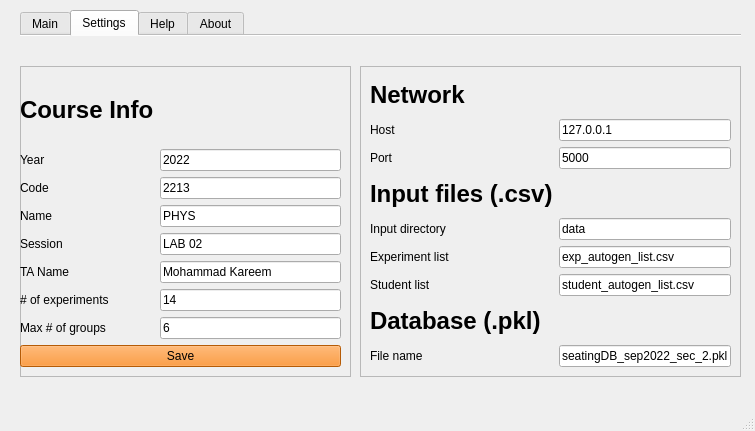
This is YorkULabSeating.ui in tdgskinner/yorku-phys-lab-seating as Qt 5 draws it before an edit. The edited form follows.
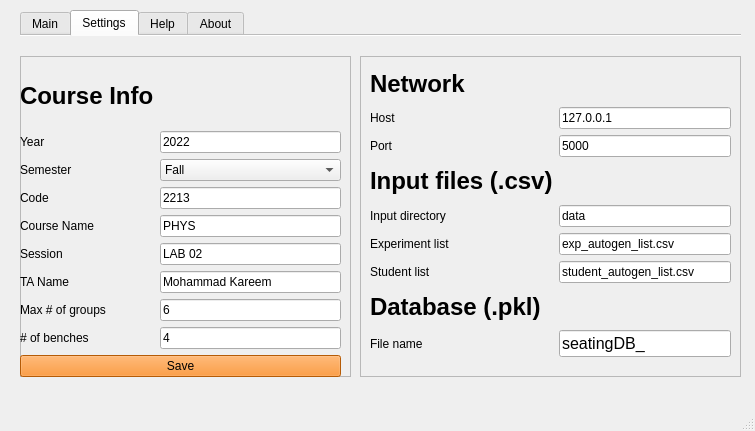
This is the edited form. The open tabs and pages were chosen to show the change. Icons and pictures are not drawn.

What changed in the file:
```diff
--- a/YorkULabSeating.ui
+++ b/YorkULabSeating.ui
@@ -293,9 +293,9 @@
       <property name="geometry">
        <rect>
         <x>0</x>
-        <y>30</y>
+        <y>20</y>
         <width>331</width>
-        <height>311</height>
+        <height>321</height>
        </rect>
       </property>
       <property name="frameShape">
@@ -304,32 +304,42 @@
       <property name="frameShadow">
        <enum>QFrame::Raised</enum>
       </property>
-      <widget class="QWidget" name="">
+      <widget class="QWidget" name="layoutWidget">
        <property name="geometry">
         <rect>
          <x>0</x>
          <y>10</y>
          <width>321</width>
-         <height>291</height>
+         <height>311</height>
         </rect>
        </property>
        <layout class="QGridLayout" name="gridLayout">
-        <item row="0" column="0">
-         <widget class="QLabel" name="label_27">
-          <property name="font">
-           <font>
-            <pointsize>18</pointsize>
-            <weight>75</weight>
-            <bold>true</bold>
-           </font>
+        <item row="10" column="0" colspan="2">
+         <widget class="QPushButton" name="pushButton_save_settings">
+          <property name="styleSheet">
+           <string notr="true">background-color: rgb(253, 128, 8);</string>
           </property>
           <property name="text">
-           <string>Course Info</string>
+           <string>Save</string>
           </property>
          </widget>
         </item>
-        <item row="1" column="0">
-         <widget class="QLabel" name="label_28">
+        <item row="8" column="1">
+         <widget class="QLineEdit" name="lineEdit_ngroups">
+          <property name="text">
+           <string>6</string>
+          </property>
+         </widget>
+        </item>
+        <item row="8" column="0">
+         <widget class="QLabel" name="label_35">
+          <property name="text">
+           <string>Max # of groups</string>
+          </property>
+         </widget>
+        </item>
+        <item row="6" column="0">
+         <widget class="QLabel" name="label_33">
           <property name="font">
            <font>
             <weight>50</weight>
@@ -337,7 +347,7 @@
            </font>
           </property>
           <property name="text">
-           <string>Year</string>
+           <string>TA Name</string>
           </property>
          </widget>
         </item>
@@ -354,33 +364,7 @@
           </property>
          </widget>
         </item>
-        <item row="2" column="0">
-         <widget class="QLabel" name="label_29">
-          <property name="font">
-           <font>
-            <weight>50</weight>
-            <bold>false</bold>
-           </font>
-          </property>
-          <property name="text">
-           <string>Code</string>
-          </property>
-         </widget>
-        </item>
-        <item row="2" column="1">
-         <widget class="QLineEdit" name="lineEdit_code">
-          <property name="font">
-           <font>
-            <weight>50</weight>
-            <bold>false</bold>
-           </font>
-          </property>
-          <property name="text">
-           <string>2213</string>
-          </property>
-         </widget>
-        </item>
-        <item row="3" column="0">
+        <item row="4" column="0">
          <widget class="QLabel" name="label_31">
           <property name="font">
            <font>
@@ -389,18 +373,45 @@
            </font>
           </property>
           <property name="text">
-           <string>Name</string>
+           <string>Course Name</string>
+          </property>
+         </widget>
+        </item>
+        <item row="5" column="1">
+         <widget class="QLineEdit" name="lineEdit_session">
+          <property name="text">
+           <string>LAB 02</string>
           </property>
          </widget>
         </item>
         <item row="3" column="1">
+         <widget class="QLineEdit" name="lineEdit_code">
+          <property name="font">
+           <font>
+            <weight>50</weight>
+            <bold>false</bold>
+           </font>
+          </property>
+          <property name="text">
+           <string>2213</string>
+          </property>
+         </widget>
+        </item>
+        <item row="6" column="1">
+         <widget class="QLineEdit" name="lineEdit_ta">
+          <property name="text">
+           <string>Mohammad Kareem</string>
+          </property>
+         </widget>
+        </item>
+        <item row="4" column="1">
          <widget class="QLineEdit" name="lineEdit_coursename">
           <property name="text">
            <string>PHYS</string>
           </property>
          </widget>
         </item>
-        <item row="4" column="0">
+        <item row="5" column="0">
          <widget class="QLabel" name="label_32">
           <property name="font">
            <font>
@@ -413,15 +424,8 @@
           </property>
          </widget>
         </item>
-        <item row="4" column="1">
-         <widget class="QLineEdit" name="lineEdit_session">
-          <property name="text">
-           <string>LAB 02</string>
-          </property>
-         </widget>
-        </item>
-        <item row="5" column="0">
-         <widget class="QLabel" name="label_33">
+        <item row="3" column="0">
+         <widget class="QLabel" name="label_29">
           <property name="font">
            <font>
             <weight>50</weight>
@@ -429,52 +433,74 @@
            </font>
           </property>
           <property name="text">
-           <string>TA Name</string>
+           <string>Code</string>
           </property>
          </widget>
         </item>
-        <item row="5" column="1">
-         <widget class="QLineEdit" name="lineEdit_ta">
+        <item row="0" column="0">
+         <widget class="QLabel" name="label_27">
+          <property name="font">
+           <font>
+            <pointsize>18</pointsize>
+            <weight>75</weight>
+            <bold>true</bold>
+           </font>
+          </property>
           <property name="text">
-           <string>Mohammad Kareem</string>
+           <string>Course Info</string>
           </property>
          </widget>
         </item>
-        <item row="6" column="0">
+        <item row="2" column="1">
+         <widget class="QComboBox" name="comboBox_semester">
+          <item>
+           <property name="text">
+            <string>Fall</string>
+           </property>
+          </item>
+          <item>
+           <property name="text">
+            <string>Winter</string>
+           </property>
+          </item>
+          <item>
+           <property name="text">
+            <string>Summer</string>
+           </property>
+          </item>
+         </widget>
+        </item>
+        <item row="2" column="0">
          <widget class="QLabel" name="label_34">
           <property name="text">
-           <string># of experiments</string>
+           <string>Semester</string>
           </property>
          </widget>
         </item>
-        <item row="6" column="1">
-         <widget class="QLineEdit" name="lineEdit_26">
-          <property name="text">
-           <string>14</string>
+        <item row="1" column="0">
+         <widget class="QLabel" name="label_28">
+          <property name="font">
+           <font>
+            <weight>50</weight>
+            <bold>false</bold>
+           </font>
           </property>
-         </widget>
-        </item>
-        <item row="7" column="0">
-         <widget class="QLabel" name="label_35">
           <property name="text">
-           <string>Max # of groups</string>
+           <string>Year</string>
           </property>
          </widget>
         </item>
-        <item row="7" column="1">
-         <widget class="QLineEdit" name="lineEdit_ngroups">
+        <item row="9" column="0">
+         <widget class="QLabel" name="label_11">
           <property name="text">
-           <string>6</string>
+           <string># of benches</string>
           </property>
          </widget>
         </item>
-        <item row="8" column="0" colspan="2">
-         <widget class="QPushButton" name="pushButton_save_settings">
-          <property name="styleSheet">
-           <string notr="true">background-color: rgb(253, 128, 8);</string>
-          </property>
+        <item row="9" column="1">
+         <widget class="QLineEdit" name="lineEdit_nbenches">
           <property name="text">
-           <string>Save</string>
+           <string>4</string>
           </property>
          </widget>
         </item>
@@ -485,9 +511,9 @@
       <property name="geometry">
        <rect>
         <x>340</x>
-        <y>30</y>
+        <y>20</y>
         <width>381</width>
-        <height>311</height>
+        <height>321</height>
        </rect>
       </property>
       <property name="frameShape">
@@ -669,8 +695,13 @@
         </item>
         <item row="8" column="1">
          <widget class="QLineEdit" name="lineEdit_pkl">
+          <property name="font">
+           <font>
+            <pointsize>12</pointsize>
+           </font>
+          </property>
           <property name="text">
-           <string>seatingDB_sep2022_sec_2.pkl</string>
+           <string>seatingDB_</string>
           </property>
          </widget>
         </item>
```
Left out of the diff: 8 changed lines with no effect on the pictures.
